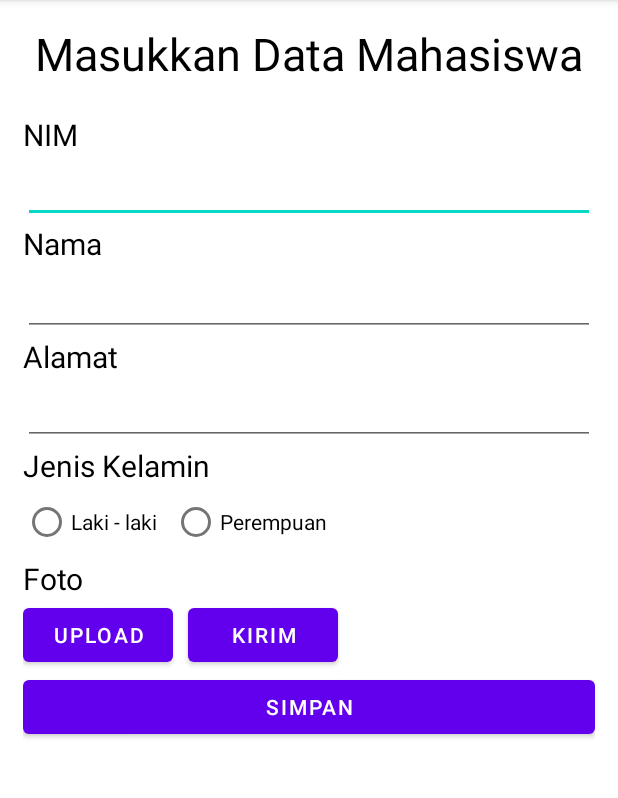
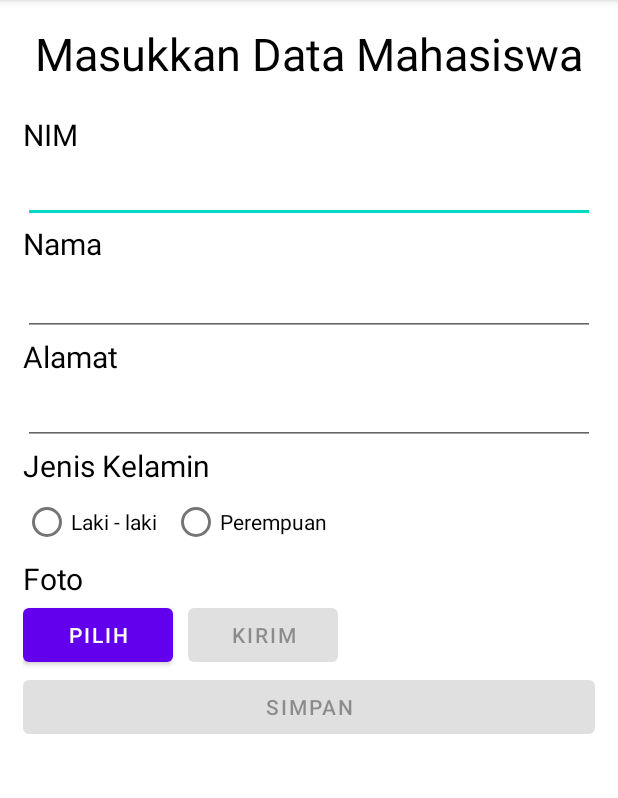
Before and after one commit to Hero57Luna/sertifikasibnsp, an Android app: the TambahMahasiswa screen opened directly, with no data from a screen before it, on a phone screen of 412 x 824 dp, the part 84-882 px from its top. Run offline under Robolectric (Android 15) with nearby library versions, the phone set to English and light mode, and no system bars; our stand-ins replace Firebase (no records; nobody signed in at launch, a user with empty details on screens opened directly).

```diff
--- a/app/src/main/java/com/example/aplikasimahasiswa/TambahMahasiswa.java
+++ b/app/src/main/java/com/example/aplikasimahasiswa/TambahMahasiswa.java
@@ -38,6 +38,8 @@ public class TambahMahasiswa extends AppCompatActivity {
     private Uri filePath;
     private final int PICK_IMAGE_REQUEST = 71;
     ImageView preview_foto;
+    Button kirim_foto;
+    Button btn;
     DBHelper dbHelper;
     private String imgUrl;
     private StorageReference storageReference;
@@ -56,9 +58,9 @@ public class TambahMahasiswa extends AppCompatActivity {
         EditText edit_alamat = findViewById(R.id.input_alamat);
         radioGroup = findViewById(R.id.input_kelamin);
         Button pilih_foto = findViewById(R.id.upload_foto);
-        Button kirim_foto = findViewById(R.id.kirim_foto);
+        kirim_foto = findViewById(R.id.kirim_foto);
         preview_foto = findViewById(R.id.foto_preview);
-        Button btn = findViewById(R.id.button_simpan);
+        btn = findViewById(R.id.button_simpan);
 
         dbHelper = new DBHelper();
 
@@ -109,6 +111,7 @@ public class TambahMahasiswa extends AppCompatActivity {
         super.onActivityResult(requestCode, resultCode, data);
         if (requestCode == PICK_IMAGE_REQUEST && resultCode == RESULT_OK
                 && data != null && data.getData() != null) {
+            kirim_foto.setEnabled(true);
             preview_foto.setVisibility(View.VISIBLE);
             filePath = data.getData();
             try {
@@ -130,8 +133,6 @@ public class TambahMahasiswa extends AppCompatActivity {
                 public void onProgress(@NonNull UploadTask.TaskSnapshot snapshot) {
                     double progress = (100.0 * snapshot.getBytesTransferred()) / snapshot.getTotalByteCount();
                     progressBar.setProgress((int) progress);
-//                    String progressString = ((int) progress) + "% done";
-//                    progressTextView.setText(progressString);
                 }
             });
 
@@ -151,6 +152,7 @@ public class TambahMahasiswa extends AppCompatActivity {
                         Uri downloadUri = task.getResult();
                         imgUrl = downloadUri.toString();
                         Toast.makeText(getBaseContext(), "Terkirim", Toast.LENGTH_SHORT).show();
+                        btn.setEnabled(true);
                     }
                 }
             });
--- a/app/src/main/res/layout/activity_tambah_mahasiswa.xml
+++ b/app/src/main/res/layout/activity_tambah_mahasiswa.xml
@@ -110,11 +110,12 @@
             android:id="@+id/upload_foto"
             android:layout_width="100dp"
             android:layout_height="wrap_content"
-            android:text="upload"/>
+            android:text="pilih"/>
 
         <Button
             android:id="@+id/kirim_foto"
             android:layout_width="100dp"
+            android:enabled="false"
             android:layout_height="wrap_content"
             android:text="Kirim"
             android:layout_marginLeft="10dp"/>
@@ -130,6 +131,7 @@
 
     <Button
         android:id="@+id/button_simpan"
+        android:enabled="false"
         android:layout_width="match_parent"
         android:layout_height="wrap_content"
         android:text="Simpan"
```
